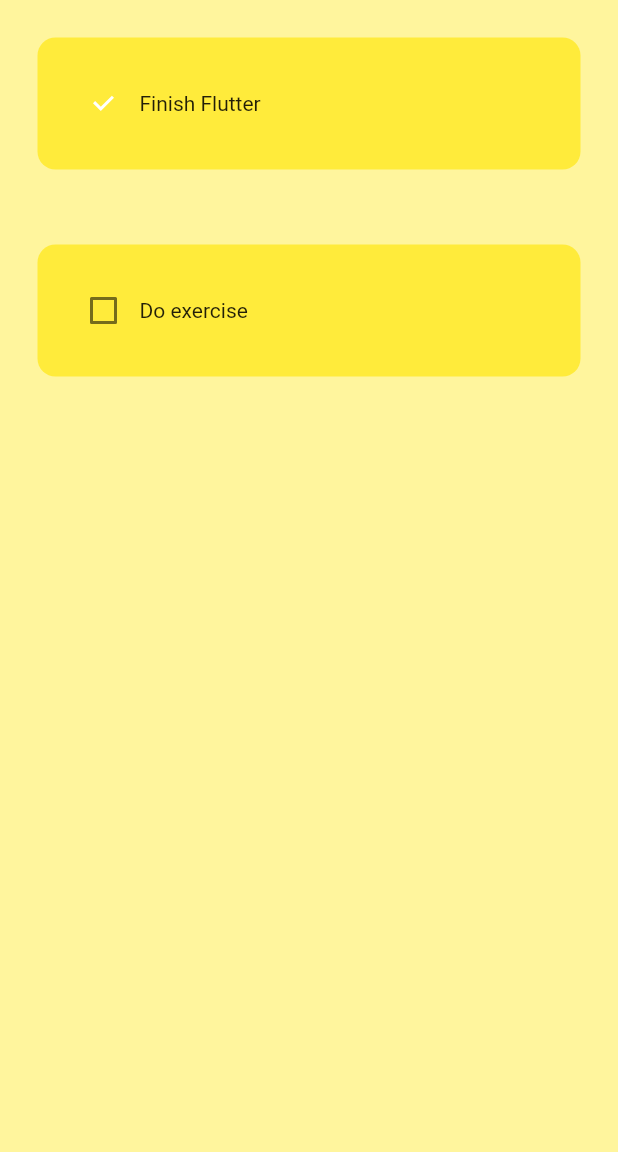
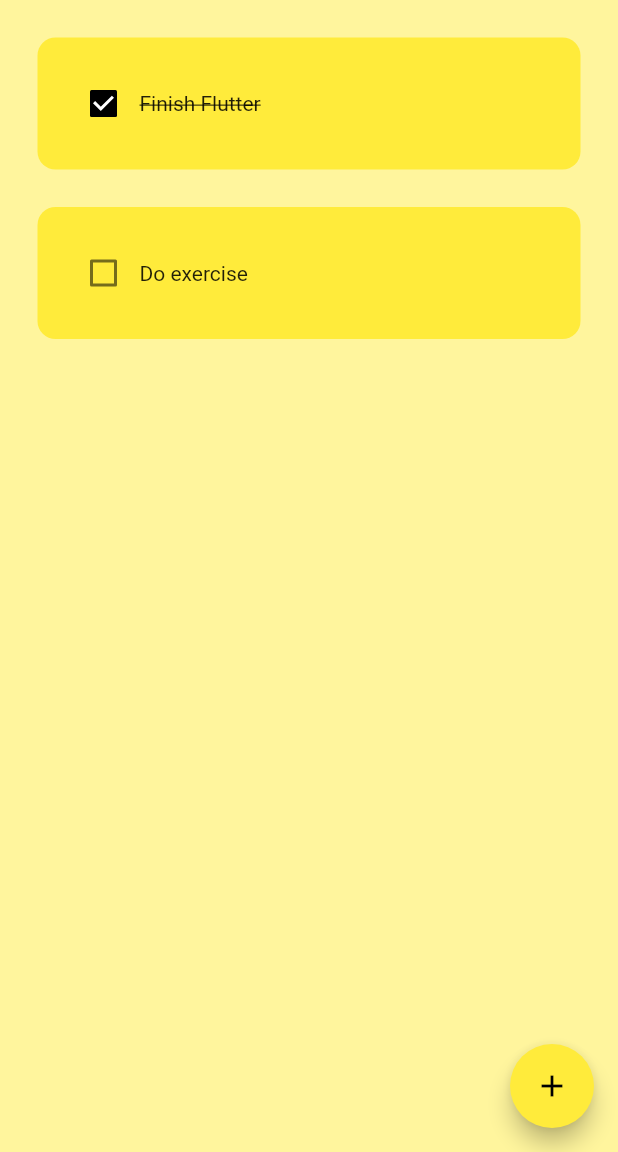
Before and after one commit to JAZ-CO/flutter_todo, a Flutter app: the screen it shows after launch, on a phone screen of 412 x 824 dp, the part 84-1236 px from its top. Run offline on Flutter 3.47's test engine with Material 2 defaults, Android fonts, the phone set to English and light mode, and no system bars; drawn by our look-alikes of flutter_slidable; our stand-ins replace hive_flutter; accounts and stored records are empty.

Commit message:
01/03/2024: flutter day 2 finish todo project

```diff
--- a/lib/pages/ToDoPage.dart
+++ b/lib/pages/ToDoPage.dart
@@ -1,5 +1,10 @@
 import 'package:flutter/material.dart';
+import 'package:flutter_test/flutter_test.dart';
+import 'package:flutter_todo/data/database.dart';
 import 'package:flutter_todo/util/todo_tile.dart';
+import 'package:hive_flutter/hive_flutter.dart';
+
+import '../util/dialog_box.dart';
 
 class HomePage extends StatefulWidget {
   const HomePage({super.key});
@@ -9,18 +14,60 @@ class HomePage extends StatefulWidget {
 }
 
 class _HomePageState extends State<HomePage> {
+  // hive box
+  final _myBox = Hive.box('myBox');
+  ToDoDataBase db = ToDoDataBase();
+
+  void initState() {
+    //if its 1st time ever
+    if (_myBox.get("TODOLIST") == null) {
+      db.createInitialData();
+    } else {
+      db.loadData();
+    }
+    super.initState();
+  }
+
+  // task controller add
+  final _controller = TextEditingController();
+  void onSave() {
+    setState(() {
+      db.todoList.add([_controller.text, false]);
+      Navigator.of(context).pop();
+      _controller.text = "";
+    });
+    db.updateDataBase();
+  }
+
   //task complete
-  List todoList = [
-    ["Finish Flutter", true],
-    ["Do exercise", false]
-  ];
 
   void checkBoxChanged(bool? value, int index) {
     {
       setState(() {
-        todoList[index][1] = !todoList[index][1];
+        db.todoList[index][1] = !db.todoList[index][1];
       });
+      db.updateDataBase();
     }
+  }
+
+  void createNewTask() {
+    showDialog(
+        context: context,
+        builder: (context) {
+          return DialogBox(
+            controller: _controller,
+            onSave: onSave,
+            onCancel: () => Navigator.of(context).pop(),
+          );
+        });
+  }
+
+// delte task
+  void deleteTask(int index) {
+    setState(() {
+      db.todoList.removeAt(index);
+    });
+    db.updateDataBase();
   }
 
   @override
@@ -31,13 +78,18 @@ class _HomePageState extends State<HomePage> {
         title: Text("To Do"),
         elevation: 0,
       ),
+      floatingActionButton: FloatingActionButton(
+        onPressed: createNewTask,
+        child: Icon(Icons.add),
+      ),
       body: ListView.builder(
-        itemCount: todoList.length,
+        itemCount: db.todoList.length,
         itemBuilder: (context, index) {
           return ToDoTile(
-            taskName: todoList[index][0],
-            taskCompleted: todoList[index][1],
+            taskName: db.todoList[index][0],
+            taskCompleted: db.todoList[index][1],
             onChanged: (value) => checkBoxChanged(value, index),
+            deleteTask: (context) => deleteTask(index),
           );
         },
       ),
--- a/lib/util/todo_tile.dart
+++ b/lib/util/todo_tile.dart
@@ -1,30 +1,56 @@
 import 'package:flutter/material.dart';
+import 'package:flutter_slidable/flutter_slidable.dart';
 
 class ToDoTile extends StatelessWidget {
   final String taskName;
   final bool taskCompleted;
   Function(bool?)? onChanged;
+  Function(BuildContext)? deleteTask;
   ToDoTile(
       {super.key,
       required this.taskName,
       required this.taskCompleted,
-      required this.onChanged});
+      required this.onChanged,
+      required this.deleteTask});
 
   @override
   Widget build(BuildContext context) {
     return Padding(
-      padding: const EdgeInsets.all(25),
-      child: Container(
-        padding: EdgeInsets.all(20),
-        child: Row(
+      padding: const EdgeInsets.only(left: 25, top: 25, right: 25),
+      child: Slidable(
+        endActionPane: ActionPane(
+          motion: StretchMotion(),
           children: [
-            Checkbox(value: this.taskCompleted, onChanged: onChanged),
-            //task name
-            Text(this.taskName),
+            SlidableAction(
+              borderRadius: BorderRadius.circular(10),
+              onPressed: deleteTask,
+              icon: Icons.delete,
+              backgroundColor: Colors.red,
+            )
           ],
         ),
-        decoration: BoxDecoration(
-            color: Colors.yellow, borderRadius: BorderRadius.circular(12)),
+        child: Container(
+          padding: EdgeInsets.all(20),
+          decoration: BoxDecoration(
+              color: Colors.yellow, borderRadius: BorderRadius.circular(12)),
+          child: Row(
+            children: [
+              Checkbox(
+                value: this.taskCompleted,
+                onChanged: onChanged,
+                activeColor: Colors.black,
+              ),
+              //task name
+              Text(
+                this.taskName,
+                style: TextStyle(
+                    decoration: taskCompleted
+                        ? TextDecoration.lineThrough
+                        : TextDecoration.none),
+              ),
+            ],
+          ),
+        ),
       ),
     );
   }
```
Also changed, not shown: lib/data/database.dart (added, +28 -0 lines), lib/main.dart (+7 -1 lines), lib/util/dialog_box.dart (added, +41 -0 lines), lib/util/my_button.dart (added, +17 -0 lines), pubspec.yaml (+7 -3 lines), pubspec.lock, 1 other file.
